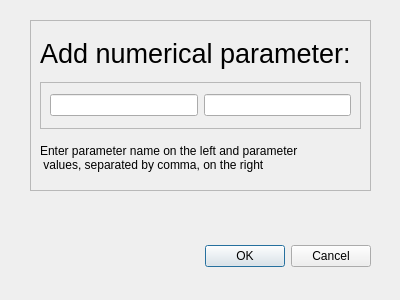
Before: the Qt Designer form src/gui/pyside_gui/add_numerical_parameter.ui in NikiDevil20/BayAKM, drawn with Qt 5.
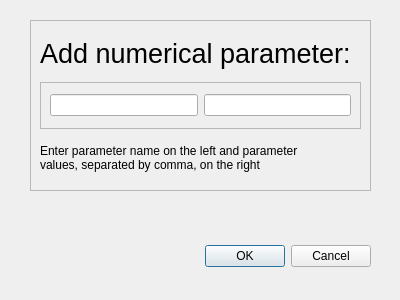
After: the same form once the commit is applied.

Commit message: New numerical dialog now returns numerical parameter.

Patch:
```diff
--- a/src/gui/pyside_gui/add_numerical_parameter.ui
+++ b/src/gui/pyside_gui/add_numerical_parameter.ui
@@ -79,7 +79,7 @@
      <widget class="QLabel" name="label_2">
       <property name="text">
        <string>Enter parameter name on the left and parameter 
- values, separated by comma, on the right</string>
+values, separated by comma, on the right</string>
       </property>
      </widget>
     </item>
```
The commit also changes 3 other files.
